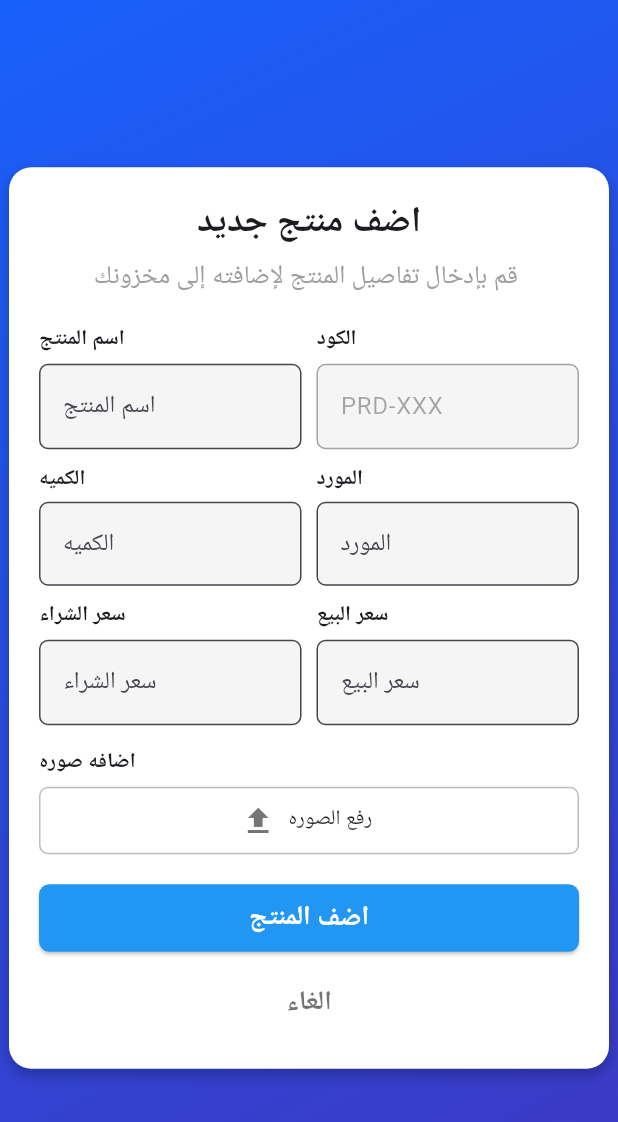
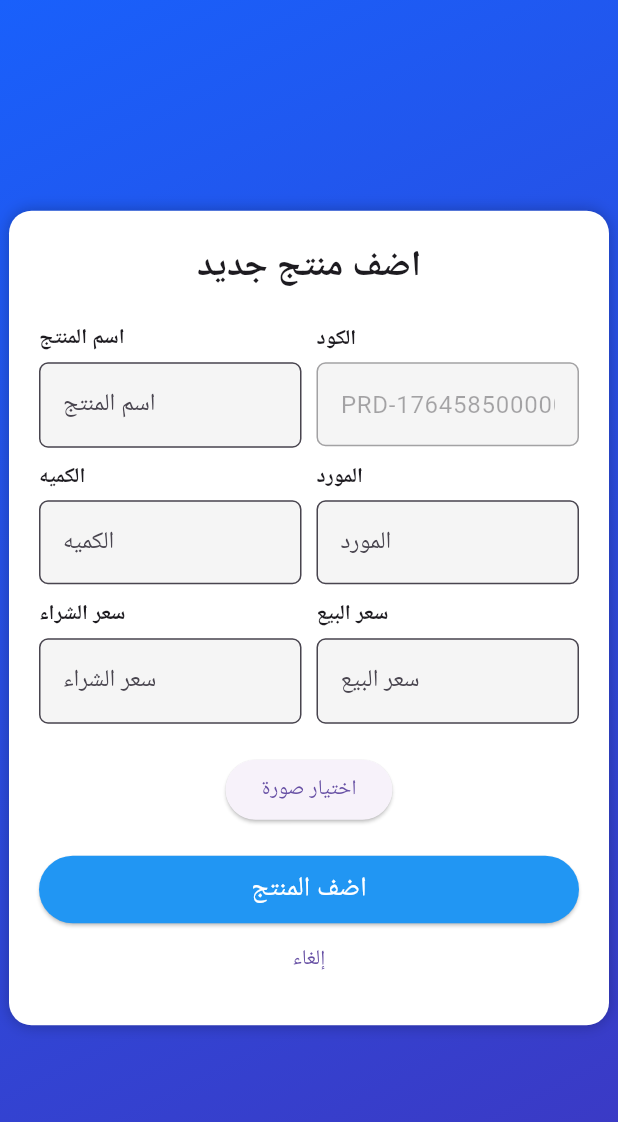
Before and after one commit to MahmoudYousefOsman/Product-pulse, a Flutter app: the AddProductScreen screen opened directly, after a tap on "اضف المنتج", on a phone screen of 412 x 824 dp. Shown: the top 1122 px of the screen. Run offline on Flutter 3.47's test engine with Material 3 defaults, Android fonts, the phone set to English and light mode, and no system bars; our stand-ins replace animated_splash_screen, auto_size_text, flutter_animate, flutter_secure_storage, google_fonts, image_picker and 4 more; accounts and stored records are empty.

Commit message:
merge create product into==> main , first step for creation product into subabase

```diff
--- a/lib/screens/add_prodects.dart
+++ b/lib/screens/add_prodects.dart
@@ -1,6 +1,6 @@
-import 'dart:io';
+import 'dart:math';
 import 'package:flutter/material.dart';
-import 'package:image_picker/image_picker.dart';
+import 'package:software_system/service/supabase_helper.dart';
 import 'package:software_system/widgets/custom_add_prodect.dart';
 
 class AddProductScreen extends StatefulWidget {
@@ -11,42 +11,131 @@ class AddProductScreen extends StatefulWidget {
 }
 
 class _AddProductScreenState extends State<AddProductScreen> {
-  final TextEditingController nameController = TextEditingController();
-  final TextEditingController codeController = TextEditingController(
-    text: "PRD-XXX",
+  final nameController = TextEditingController();
+  final codeController = TextEditingController();
+  final quantityController = TextEditingController();
+  final supplierController = TextEditingController();
+  final purchaseController = TextEditingController();
+  final saleController = TextEditingController();
+
+  String? selectedImageAsset;
+
+  final List<String> imageList = [
+    "assets/images/4kAction.jpg",
+    "assets/images/DRON-X.jpg",
+    "assets/images/fintness.jpg",
+    "assets/images/gamingchar.jpg",
+    "assets/images/gaminglaptop.jpg",
+    "assets/images/HardDisk.jpg",
+    "assets/images/headphone.jpg",
+    "assets/images/iphone14.png",
+    "assets/images/keyboardRGB.png",
+    "assets/images/laptopMac.jpg",
+    "assets/images/mouseWireLess.png",
+    "assets/images/placeholder.jpg",
+    "assets/images/profile.jpg",
+    "assets/images/send_icons.png",
+    "assets/images/smart_inventory.png",
+    "assets/images/smartTV.png",
+    "assets/images/Tablet.jpg",
+  ];
+
+  String generateProductCode() {
+    final now = DateTime.now().millisecondsSinceEpoch;
+    final random = Random().nextInt(999);
+    return "PRD-$now$random";
+  }
+
+  void pickImageFromAssets() {
+    showDialog(
+      context: context,
+      builder: (_) => AlertDialog(
+        title: const Text("اختار صورة"),
+        content: SizedBox(
+          width: 300,
+          height: 300,
+          child: GridView.builder(
+            gridDelegate: const SliverGridDelegateWithFixedCrossAxisCount(
+              crossAxisCount: 3,
+              crossAxisSpacing: 10,
+              mainAxisSpacing: 10,
+            ),
+            itemCount: imageList.length,
+            itemBuilder: (_, i) => InkWell(
+              onTap: () {
+                setState(() => selectedImageAsset = imageList[i]);
+                Navigator.pop(context);
+              },
+              child: Image.asset(imageList[i], fit: BoxFit.cover),
+            ),
+          ),
+        ),
+      ),
     );
-  final TextEditingController quantityController = TextEditingController();
-  final TextEditingController supplierController = TextEditingController();
-  final TextEditingController purchaseController = TextEditingController();
-  final TextEditingController saleController = TextEditingController();
+  }
 
-  File? _imageFile;
+  Future<void> addProduct() async {
+    final name = nameController.text.trim();
+    final code = generateProductCode();
+    final quantity = int.tryParse(quantityController.text.trim()) ?? 0;
+    final purchasePrice =
+        double.tryParse(purchaseController.text.trim()) ?? 0.0;
+    final salePrice = double.tryParse(saleController.text.trim()) ?? 0.0;
 
-  // 📸 دالة لاختيار الصورة من الجهاز
-  Future<void> _pickImage() async {
-    final picker = ImagePicker();
-    final pickedFile = await picker.pickImage(source: ImageSource.gallery);
+    if (name.isEmpty) return;
 
-    if (pickedFile != null) {
-      setState(() {
-        _imageFile = File(pickedFile.path);
-      });
+    try {
+      final response = await SupabaseHelper.client
+          .from('products')
+          .insert({
+            'name': name,
+            'code': code,
+            'totalQuantity': quantity,
+            'PurchasePrice': purchasePrice,
+            'SellingPrice': salePrice,
+            'image': selectedImageAsset,
+            'created_at': DateTime.now().toIso8601String(),
+            'updated_at': DateTime.now().toIso8601String(),
+          })
+          .select()
+          .maybeSingle();
+
+      print("Added: $response");
+
+      ScaffoldMessenger.of(context).showSnackBar(
+        const SnackBar(
+          content: Text("تم إضافة المنتج بنجاح"),
+          backgroundColor: Colors.green,
+        ),
+      );
+    } catch (e) {
+      print("Error: $e");
+      ScaffoldMessenger.of(context).showSnackBar(
+        const SnackBar(
+          content: Text("حدث خطأ أثناء إضافة المنتج"),
+          backgroundColor: Colors.red,
+        ),
+      );
     }
+  }
+
+  @override
+  void initState() {
+    super.initState();
+    codeController.text = generateProductCode();
   }
 
   @override
   Widget build(BuildContext context) {
     return Scaffold(
       body: Container(
-        decoration: BoxDecoration(
+        decoration: const BoxDecoration(
           gradient: LinearGradient(
+            colors: [Color(0xFF1960fb), Color(0xFF3d37c1)],
             begin: Alignment.topLeft,
             end: Alignment.bottomRight,
-            colors: [Color(0xFF1960fb), Color(0xFF3d37c1)],
           ),
         ),
-        child: Padding(
-          padding: const EdgeInsets.all(5.0),
         child: Center(
           child: Container(
             width: 400,
@@ -54,12 +143,8 @@ class _AddProductScreenState extends State<AddProductScreen> {
             decoration: BoxDecoration(
               color: Colors.white,
               borderRadius: BorderRadius.circular(15),
-                boxShadow: [
-                  BoxShadow(
-                    color: Colors.black26,
-                    blurRadius: 8,
-                    offset: Offset(0, 4),
-                  ),
+              boxShadow: const [
+                BoxShadow(color: Colors.black26, blurRadius: 8),
               ],
             ),
             child: SingleChildScrollView(
@@ -67,19 +152,10 @@ class _AddProductScreenState extends State<AddProductScreen> {
                 children: [
                   const Text(
                     "اضف منتج جديد",
-                      style: TextStyle(
-                        fontSize: 24,
-                        fontWeight: FontWeight.bold,
-                      ),
-                    ),
-                    const SizedBox(height: 5),
-                    const Text(
-                      "قم بإدخال تفاصيل المنتج لإضافته إلى مخزونك ",
-                      style: TextStyle(color: Colors.grey, fontSize: 17),
+                    style: TextStyle(fontSize: 24, fontWeight: FontWeight.bold),
                   ),
                   const SizedBox(height: 20),
 
-                    // 🔹 اسم المنتج + الكود
                   Row(
                     children: [
                       Expanded(
@@ -91,7 +167,7 @@ class _AddProductScreenState extends State<AddProductScreen> {
                       const SizedBox(width: 10),
                       Expanded(
                         child: CustomAddProdect(
-                            label: "الكود ",
+                          label: "الكود",
                           controller: codeController,
                           enabled: false,
                         ),
@@ -101,7 +177,6 @@ class _AddProductScreenState extends State<AddProductScreen> {
 
                   const SizedBox(height: 10),
 
-                    // 🔹 الكمية والمورد
                   Row(
                     children: [
                       Expanded(
@@ -122,111 +197,58 @@ class _AddProductScreenState extends State<AddProductScreen> {
 
                   const SizedBox(height: 10),
 
-                    // 🔹 سعر الشراء والبيع
                   Row(
                     children: [
                       Expanded(
                         child: CustomAddProdect(
-                            label: "سعر الشراء ",
+                          label: "سعر الشراء",
                           controller: purchaseController,
                         ),
                       ),
                       const SizedBox(width: 10),
                       Expanded(
                         child: CustomAddProdect(
-                            label: "سعر البيع " ,
+                          label: "سعر البيع",
                           controller: saleController,
                         ),
                       ),
                     ],
                   ),
 
-                    const SizedBox(height: 15),
+                  const SizedBox(height: 20),
 
-                    // 🔹 الصورة
-                    Align(
-                      alignment: Alignment.centerLeft,
-                      child: Text(
-                        "اضافه صوره ",
-                        style: TextStyle(fontWeight: FontWeight.w600),
+                  ElevatedButton(
+                    onPressed: pickImageFromAssets,
+                    child: const Text("اختيار صورة"),
                   ),
-                    ),
-                    const SizedBox(height: 5),
 
-                    GestureDetector(
-                      onTap: _pickImage,
-                      child: Container(
+                  if (selectedImageAsset != null) ...[
+                    const SizedBox(height: 10),
+                    Image.asset(selectedImageAsset!, height: 120),
+                  ],
+
+                  const SizedBox(height: 20),
+
+                  SizedBox(
                     width: double.infinity,
                     height: 45,
-                        decoration: BoxDecoration(
-                          border: Border.all(color: Colors.grey.shade400),
-                          borderRadius: BorderRadius.circular(6),
+                    child: ElevatedButton(
+                      onPressed: addProduct,
+                      style: ElevatedButton.styleFrom(
+                        backgroundColor: Colors.blue,
                       ),
-                        child: Row(
-                          mainAxisAlignment: MainAxisAlignment.center,
-                          children: [
-                            const Icon(Icons.upload, color: Colors.black54),
-                            const SizedBox(width: 8),
-                            Text(
-                              _imageFile == null
-                                  ? "رفع الصوره "
-                                  : "تم تحديد الصوره ",
-                              style: const TextStyle(color: Colors.black87),
-                            ),
-                          ],
+                      child: const Text(
+                        "اضف المنتج",
+                        style: TextStyle(color: Colors.white, fontSize: 18),
                       ),
                     ),
                   ),
 
-                    if (_imageFile != null) ...[
-                      const SizedBox(height: 10),
-                      Image.file(_imageFile!, height: 120),
-                    ],
-
-                    const SizedBox(height: 20),
-
-                    // 🔹 زر الإضافة
-                    Container(
-                      width: double.infinity,
-                      height: 45,
-                      child: ElevatedButton(
-                        style: ElevatedButton.styleFrom(
-                          backgroundColor: Colors.blue,
-                          foregroundColor: Colors.white,
-                          shape: RoundedRectangleBorder(
-                            borderRadius: BorderRadius.circular(7),
-                          ),
-                        ),
-                        onPressed: () {
-                          // هنا تقدر تضيف دالة حفظ المنتج في Supabase
-                          print("Product Added!");
-                        },
-                        child: const Text(
-                          "اضف المنتج",
-                          style: TextStyle(
-                            fontSize: 18,
-                            fontWeight: FontWeight.w600,
-                          ),
-                        ),
-                      ),
-                    ),
-
-                    const SizedBox(height: 10),
-
-                    // 🔹 زر الإلغاء
                   TextButton(
                     onPressed: () => Navigator.pop(context),
-                      child: const Text(
-                        "الغاء",
-                        style: TextStyle(
-                          color: Colors.black54,
-                          fontSize: 18,
-                          fontWeight: FontWeight.w600,
-                        ),
-                      ),
+                    child: const Text("إلغاء"),
                   ),
                 ],
-                ),
               ),
             ),
           ),
```
Lines whose indentation alone changed are shown as unchanged.
